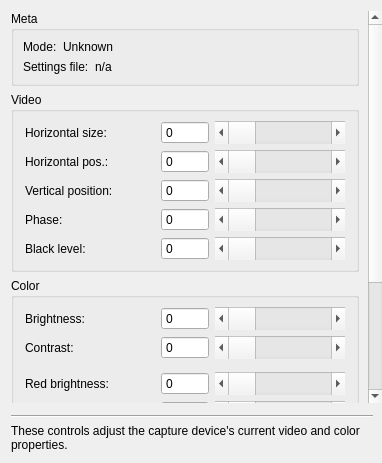
The window that src/display/qt/dialogs/ui/video_and_color_dialog.ui (mrehkopf/vcs) describes before a commit, drawn with Qt 5.
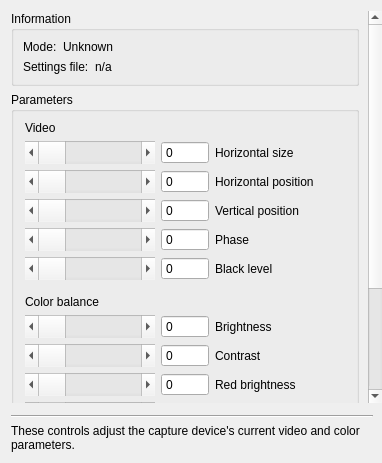
The same window after the commit.

Commit message:
ui/video-and-color-dialog: Tweak layout
Move labels to the right of scrollbars; and combine the contents of
the video and color group boxes into one group box.

Diff of the .ui file:
```diff
--- a/src/display/qt/dialogs/ui/video_and_color_dialog.ui
+++ b/src/display/qt/dialogs/ui/video_and_color_dialog.ui
@@ -30,8 +30,8 @@
        <rect>
         <x>0</x>
         <y>0</y>
-        <width>357</width>
-        <height>600</height>
+        <width>359</width>
+        <height>612</height>
        </rect>
       </property>
       <layout class="QVBoxLayout" name="verticalLayout">
@@ -53,7 +53,7 @@
        <item>
         <widget class="QGroupBox" name="groupBox_meta">
          <property name="title">
-          <string>Meta</string>
+          <string>Information</string>
          </property>
          <layout class="QVBoxLayout" name="verticalLayout_4">
           <item>
@@ -110,17 +110,30 @@
        <item>
         <widget class="QGroupBox" name="groupBox_videoAdjust">
          <property name="title">
-          <string>Video</string>
+          <string>Parameters</string>
          </property>
-         <layout class="QGridLayout" name="gridLayout" columnstretch="3,1,2" columnminimumwidth="0,0,0">
+         <layout class="QGridLayout" name="gridLayout" columnstretch="3,0,0,0,0">
           <property name="leftMargin">
            <number>11</number>
           </property>
           <property name="rightMargin">
            <number>11</number>
           </property>
-          <item row="3" column="1">
-           <widget class="QSpinBox" name="spinBox_videoVerPos">
+          <item row="15" column="0">
+           <widget class="QScrollBar" name="horizontalScrollBar_colorContrGreen">
+            <property name="sizePolicy">
+             <sizepolicy hsizetype="Expanding" vsizetype="Preferred">
+              <horstretch>0</horstretch>
+              <verstretch>0</verstretch>
+             </sizepolicy>
+            </property>
+            <property name="orientation">
+             <enum>Qt::Horizontal</enum>
+            </property>
+           </widget>
+          </item>
+          <item row="14" column="2">
+           <widget class="QLabel" name="label_9">
             <property name="sizePolicy">
              <sizepolicy hsizetype="Maximum" vsizetype="Preferred">
               <horstretch>0</horstretch>
@@ -129,16 +142,19 @@
             </property>
             <property name="minimumSize">
              <size>
-              <width>48</width>
+              <width>130</width>
               <height>0</height>
              </size>
             </property>
-            <property name="buttonSymbols">
-             <enum>QAbstractSpinBox::NoButtons</enum>
+            <property name="text">
+             <string>Green brightness</string>
+            </property>
+            <property name="indent">
+             <number>-1</number>
             </property>
            </widget>
           </item>
-          <item row="1" column="2">
+          <item row="2" column="0">
            <widget class="QScrollBar" name="horizontalScrollBar_videoHorPos">
             <property name="sizePolicy">
              <sizepolicy hsizetype="Expanding" vsizetype="Preferred">
@@ -151,9 +167,31 @@
             </property>
            </widget>
           </item>
-          <item row="4" column="2">
-           <widget class="QScrollBar" name="horizontalScrollBar_videoPhase">
+          <item row="17" column="2">
+           <widget class="QLabel" name="label_13">
             <property name="sizePolicy">
+             <sizepolicy hsizetype="Maximum" vsizetype="Preferred">
+              <horstretch>0</horstretch>
+              <verstretch>0</verstretch>
+             </sizepolicy>
+            </property>
+            <property name="minimumSize">
+             <size>
+              <width>130</width>
+              <height>0</height>
+             </size>
+            </property>
+            <property name="text">
+             <string>Blue contrast</string>
+            </property>
+            <property name="indent">
+             <number>-1</number>
+            </property>
+           </widget>
+          </item>
+          <item row="16" column="0">
+           <widget class="QScrollBar" name="horizontalScrollBar_colorBrightBlue">
+            <property name="sizePolicy">
              <sizepolicy hsizetype="Expanding" vsizetype="Preferred">
               <horstretch>0</horstretch>
               <verstretch>0</verstretch>
@@ -164,8 +202,126 @@
             </property>
            </widget>
           </item>
+          <item row="14" column="0">
+           <widget class="QScrollBar" name="horizontalScrollBar_colorBrightGreen">
+            <property name="sizePolicy">
+             <sizepolicy hsizetype="Expanding" vsizetype="Preferred">
+              <horstretch>0</horstretch>
+              <verstretch>0</verstretch>
+             </sizepolicy>
+            </property>
+            <property name="orientation">
+             <enum>Qt::Horizontal</enum>
+            </property>
+           </widget>
+          </item>
+          <item row="1" column="1">
+           <widget class="QSpinBox" name="spinBox_videoHorSize">
+            <property name="sizePolicy">
+             <sizepolicy hsizetype="Maximum" vsizetype="Preferred">
+              <horstretch>0</horstretch>
+              <verstretch>0</verstretch>
+             </sizepolicy>
+            </property>
+            <property name="minimumSize">
+             <size>
+              <width>48</width>
+              <height>0</height>
+             </size>
+            </property>
+            <property name="buttonSymbols">
+             <enum>QAbstractSpinBox::NoButtons</enum>
+            </property>
+           </widget>
+          </item>
+          <item row="9" column="2">
+           <widget class="QLabel" name="label_6">
+            <property name="sizePolicy">
+             <sizepolicy hsizetype="Maximum" vsizetype="Preferred">
+              <horstretch>0</horstretch>
+              <verstretch>0</verstretch>
+             </sizepolicy>
+            </property>
+            <property name="minimumSize">
+             <size>
+              <width>130</width>
+              <height>0</height>
+             </size>
+            </property>
+            <property name="text">
+             <string>Brightness</string>
+            </property>
+            <property name="indent">
+             <number>-1</number>
+            </property>
+           </widget>
+          </item>
+          <item row="0" column="0" colspan="3">
+           <widget class="QLabel" name="label_16">
+            <property name="text">
+             <string>Video</string>
+            </property>
+            <property name="alignment">
+             <set>Qt::AlignLeading|Qt::AlignLeft|Qt::AlignVCenter</set>
+            </property>
+           </widget>
+          </item>
+          <item row="13" column="1">
+           <widget class="QSpinBox" name="spinBox_colorContrRed">
+            <property name="sizePolicy">
+             <sizepolicy hsizetype="Maximum" vsizetype="Preferred">
+              <horstretch>0</horstretch>
+              <verstretch>0</verstretch>
+             </sizepolicy>
+            </property>
+            <property name="minimumSize">
+             <size>
+              <width>48</width>
+              <height>0</height>
+             </size>
+            </property>
+            <property name="buttonSymbols">
+             <enum>QAbstractSpinBox::NoButtons</enum>
+            </property>
+           </widget>
+          </item>
+          <item row="7" column="2">
+           <spacer name="verticalSpacer_3">
+            <property name="orientation">
+             <enum>Qt::Vertical</enum>
+            </property>
+            <property name="sizeType">
+             <enum>QSizePolicy::Fixed</enum>
+            </property>
+            <property name="sizeHint" stdset="0">
+             <size>
+              <width>20</width>
+              <height>9</height>
+             </size>
+            </property>
+           </spacer>
+          </item>
+          <item row="16" column="1">
+           <widget class="QSpinBox" name="spinBox_colorBrightBlue">
+            <property name="sizePolicy">
+             <sizepolicy hsizetype="Maximum" vsizetype="Preferred">
+              <horstretch>0</horstretch>
+              <verstretch>0</verstretch>
+             </sizepolicy>
+            </property>
+            <property name="minimumSize">
+             <size>
+              <width>48</width>
+              <height>0</height>
+             </size>
+            </property>
+            <property name="buttonSymbols">
+             <enum>QAbstractSpinBox::NoButtons</enum>
+            </property>
+           </widget>
+          </item>
           <item row="4" column="1">
-           <widget class="QSpinBox" name="spinBox_videoPhase">
+           <widget class="QSpinBox" name="spinBox_videoVerPos">
             <property name="sizePolicy">
              <sizepolicy hsizetype="Maximum" vsizetype="Preferred">
               <horstretch>0</horstretch>
@@ -183,20 +339,33 @@
             </property>
            </widget>
           </item>
+          <item row="9" column="0">
+           <widget class="QScrollBar" name="horizontalScrollBar_colorBright">
+            <property name="sizePolicy">
+             <sizepolicy hsizetype="Expanding" vsizetype="Preferred">
+              <horstretch>0</horstretch>
+              <verstretch>0</verstretch>
+             </sizepolicy>
+            </property>
+            <property name="orientation">
+             <enum>Qt::Horizontal</enum>
+            </property>
+           </widget>
+          </item>
+          <item row="17" column="0">
+           <widget class="QScrollBar" name="horizontalScrollBar_colorContrBlue">
+            <property name="sizePolicy">
+             <sizepolicy hsizetype="Expanding" vsizetype="Preferred">
+              <horstretch>0</horstretch>
+              <verstretch>0</verstretch>
+             </sizepolicy>
+            </property>
+            <property name="orientation">
+             <enum>Qt::Horizontal</enum>
+            </property>
+           </widget>
+          </item>
           <item row="5" column="2">
-           <widget class="QScrollBar" name="horizontalScrollBar_videoBlackLevel">
-            <property name="sizePolicy">
-             <sizepolicy hsizetype="Expanding" vsizetype="Preferred">
-              <horstretch>0</horstretch>
-              <verstretch>0</verstretch>
-             </sizepolicy>
-            </property>
-            <property name="orientation">
-             <enum>Qt::Horizontal</enum>
-            </property>
-           </widget>
-          </item>
-          <item row="4" column="0">
            <widget class="QLabel" name="label_4">
             <property name="sizePolicy">
              <sizepolicy hsizetype="Maximum" vsizetype="Preferred">
@@ -211,122 +380,11 @@
              </size>
             </property>
             <property name="text">
-             <string>Phase:</string>
+             <string>Phase</string>
             </property>
            </widget>
           </item>
-          <item row="0" column="2">
-           <widget class="QScrollBar" name="horizontalScrollBar_videoHorSize">
-            <property name="sizePolicy">
-             <sizepolicy hsizetype="Expanding" vsizetype="Preferred">
-              <horstretch>0</horstretch>
-              <verstretch>0</verstretch>
-             </sizepolicy>
-            </property>
-            <property name="orientation">
-             <enum>Qt::Horizontal</enum>
-            </property>
-            <property name="invertedControls">
-             <bool>false</bool>
-            </property>
-           </widget>
-          </item>
-          <item row="1" column="0">
-           <widget class="QLabel" name="label">
-            <property name="sizePolicy">
-             <sizepolicy hsizetype="Maximum" vsizetype="Preferred">
-              <horstretch>0</horstretch>
-              <verstretch>0</verstretch>
-             </sizepolicy>
-            </property>
-            <property name="minimumSize">
-             <size>
-              <width>130</width>
-              <height>0</height>
-             </size>
-            </property>
-            <property name="text">
-             <string>Horizontal pos.:</string>
-            </property>
-           </widget>
-          </item>
-          <item row="0" column="0">
-           <widget class="QLabel" name="label_2">
-            <property name="sizePolicy">
-             <sizepolicy hsizetype="Maximum" vsizetype="Preferred">
-              <horstretch>0</horstretch>
-              <verstretch>0</verstretch>
-             </sizepolicy>
-            </property>
-            <property name="minimumSize">
-             <size>
-              <width>130</width>
-              <height>0</height>
-             </size>
-            </property>
-            <property name="text">
-             <string>Horizontal size:</string>
-            </property>
-           </widget>
-          </item>
-          <item row="3" column="0">
-           <widget class="QLabel" name="label_3">
-            <property name="sizePolicy">
-             <sizepolicy hsizetype="Maximum" vsizetype="Preferred">
-              <horstretch>0</horstretch>
-              <verstretch>0</verstretch>
-             </sizepolicy>
-            </property>
-            <property name="minimumSize">
-             <size>
-              <width>130</width>
-              <height>0</height>
-             </size>
-            </property>
-            <property name="text">
-             <string>Vertical position:</string>
-            </property>
-           </widget>
-          </item>
-          <item row="1" column="1">
-           <widget class="QSpinBox" name="spinBox_videoHorPos">
-            <property name="sizePolicy">
-             <sizepolicy hsizetype="Maximum" vsizetype="Preferred">
-              <horstretch>0</horstretch>
-              <verstretch>0</verstretch>
-             </sizepolicy>
-            </property>
-            <property name="minimumSize">
-             <size>
-              <width>48</width>
-              <height>0</height>
-             </size>
-            </property>
-            <property name="buttonSymbols">
-             <enum>QAbstractSpinBox::NoButtons</enum>
-            </property>
-           </widget>
-          </item>
-          <item row="5" column="0">
-           <widget class="QLabel" name="label_5">
-            <property name="sizePolicy">
-             <sizepolicy hsizetype="Maximum" vsizetype="Preferred">
-              <horstretch>0</horstretch>
-              <verstretch>0</verstretch>
-             </sizepolicy>
-            </property>
-            <property name="minimumSize">
-             <size>
-              <width>130</width>
-              <height>0</height>
-             </size>
-            </property>
-            <property name="text">
-             <string>Black level:</string>
-            </property>
-           </widget>
-          </item>
-          <item row="3" column="2">
+          <item row="4" column="0">
            <widget class="QScrollBar" name="horizontalScrollBar_videoVerPos">
             <property name="sizePolicy">
              <sizepolicy hsizetype="Expanding" vsizetype="Preferred">
@@ -339,9 +397,22 @@
             </property>
            </widget>
           </item>
-          <item row="0" column="1">
-           <widget class="QSpinBox" name="spinBox_videoHorSize">
+          <item row="10" column="0">
+           <widget class="QScrollBar" name="horizontalScrollBar_colorContr">
             <property name="sizePolicy">
+             <sizepolicy hsizetype="Expanding" vsizetype="Preferred">
+              <horstretch>0</horstretch>
+              <verstretch>0</verstretch>
+             </sizepolicy>
+            </property>
+            <property name="orientation">
+             <enum>Qt::Horizontal</enum>
+            </property>
+           </widget>
+          </item>
+          <item row="15" column="1">
+           <widget class="QSpinBox" name="spinBox_colorContrGreen">
+            <property name="sizePolicy">
              <sizepolicy hsizetype="Maximum" vsizetype="Preferred">
               <horstretch>0</horstretch>
               <verstretch>0</verstretch>
@@ -358,7 +429,103 @@
             </property>
            </widget>
           </item>
+          <item row="12" column="0">
+           <widget class="QScrollBar" name="horizontalScrollBar_colorBrightRed">
+            <property name="sizePolicy">
+             <sizepolicy hsizetype="Expanding" vsizetype="Preferred">
+              <horstretch>0</horstretch>
+              <verstretch>0</verstretch>
+             </sizepolicy>
+            </property>
+            <property name="orientation">
+             <enum>Qt::Horizontal</enum>
+            </property>
+           </widget>
+          </item>
+          <item row="9" column="1">
+           <widget class="QSpinBox" name="spinBox_colorBright">
+            <property name="sizePolicy">
+             <sizepolicy hsizetype="Maximum" vsizetype="Preferred">
+              <horstretch>0</horstretch>
+              <verstretch>0</verstretch>
+             </sizepolicy>
+            </property>
+            <property name="minimumSize">
+             <size>
+              <width>48</width>
+              <height>0</height>
+             </size>
+            </property>
+            <property name="buttonSymbols">
+             <enum>QAbstractSpinBox::NoButtons</enum>
+            </property>
+           </widget>
+          </item>
+          <item row="5" column="0">
+           <widget class="QScrollBar" name="horizontalScrollBar_videoPhase">
+            <property name="sizePolicy">
+             <sizepolicy hsizetype="Expanding" vsizetype="Preferred">
+              <horstretch>0</horstretch>
+              <verstretch>0</verstretch>
+             </sizepolicy>
+            </property>
+            <property name="orientation">
+             <enum>Qt::Horizontal</enum>
+            </property>
+           </widget>
+          </item>
           <item row="5" column="1">
+           <widget class="QSpinBox" name="spinBox_videoPhase">
+            <property name="sizePolicy">
+             <sizepolicy hsizetype="Maximum" vsizetype="Preferred">
+              <horstretch>0</horstretch>
+              <verstretch>0</verstretch>
+             </sizepolicy>
+            </property>
+            <property name="minimumSize">
+             <size>
+              <width>48</width>
+              <height>0</height>
+             </size>
+            </property>
+            <property name="buttonSymbols">
+             <enum>QAbstractSpinBox::NoButtons</enum>
+            </property>
+           </widget>
+          </item>
+          <item row="6" column="2">
+           <widget class="QLabel" name="label_5">
+            <property name="sizePolicy">
+             <sizepolicy hsizetype="Maximum" vsizetype="Preferred">
+              <horstretch>0</horstretch>
+              <verstretch>0</verstretch>
+             </sizepolicy>
+            </property>
+            <property name="minimumSize">
+             <size>
+              <width>130</width>
+              <height>0</height>
+             </size>
+            </property>
+            <property name="text">
+             <string>Black level</string>
+            </property>
+           </widget>
+          </item>
+          <item row="6" column="0">
+           <widget class="QScrollBar" name="horizontalScrollBar_videoBlackLevel">
+            <property name="sizePolicy">
+             <sizepolicy hsizetype="Expanding" vsizetype="Preferred">
+              <horstretch>0</horstretch>
+              <verstretch>0</verstretch>
+             </sizepolicy>
+            </property>
+            <property name="orientation">
+             <enum>Qt::Horizontal</enum>
+            </property>
+           </widget>
+          </item>
+          <item row="6" column="1">
            <widget class="QSpinBox" name="spinBox_videoBlackLevel">
             <property name="sizePolicy">
              <sizepolicy hsizetype="Maximum" vsizetype="Preferred">
@@ -377,54 +544,45 @@
             </property>
            </widget>
           </item>
-         </layout>
-        </widget>
-       </item>
-       <item>
-        <widget class="QGroupBox" name="groupBox_colorAdjust">
-         <property name="title">
-          <string>Color</string>
-         </property>
-         <layout class="QGridLayout" name="gridLayout_2" columnstretch="3,1,2">
-          <property name="leftMargin">
-           <number>11</number>
-          </property>
-          <property name="rightMargin">
-           <number>11</number>
-          </property>
-          <item row="8" column="0">
-           <spacer name="verticalSpacer_5">
-            <property name="orientation">
-             <enum>Qt::Vertical</enum>
+          <item row="2" column="2">
+           <widget class="QLabel" name="label">
+            <property name="sizePolicy">
+             <sizepolicy hsizetype="Maximum" vsizetype="Preferred">
+              <horstretch>0</horstretch>
+              <verstretch>0</verstretch>
+             </sizepolicy>
             </property>
-            <property name="sizeType">
-             <enum>QSizePolicy::Fixed</enum>
-            </property>
-            <property name="sizeHint" stdset="0">
+            <property name="minimumSize">
              <size>
-              <width>20</width>
-              <height>7</height>
+              <width>130</width>
+              <height>0</height>
              </size>
             </property>
-           </spacer>
+            <property name="text">
+             <string>Horizontal position</string>
+            </property>
+           </widget>
           </item>
-          <item row="2" column="0">
-           <spacer name="verticalSpacer_3">
-            <property name="orientation">
-             <enum>Qt::Vertical</enum>
+          <item row="2" column="1">
+           <widget class="QSpinBox" name="spinBox_videoHorPos">
+            <property name="sizePolicy">
+             <sizepolicy hsizetype="Maximum" vsizetype="Preferred">
+              <horstretch>0</horstretch>
+              <verstretch>0</verstretch>
+             </sizepolicy>
             </property>
-            <property name="sizeType">
-             <enum>QSizePolicy::Fixed</enum>
-            </property>
-            <property name="sizeHint" stdset="0">
+            <property name="minimumSize">
              <size>
-              <width>20</width>
-              <height>7</height>
+              <width>48</width>
+              <height>0</height>
              </size>
             </property>
-           </spacer>
+            <property name="buttonSymbols">
+             <enum>QAbstractSpinBox::NoButtons</enum>
+            </property>
+           </widget>
           </item>
-          <item row="9" column="0">
+          <item row="16" column="2">
            <widget class="QLabel" name="label_10">
             <property name="sizePolicy">
              <sizepolicy hsizetype="Maximum" vsizetype="Preferred">
@@ -439,33 +597,14 @@
              </size>
             </property>
             <property name="text">
-             <string>Blue brightness:</string>
+             <string>Blue brightness</string>
             </property>
             <property name="indent">
              <number>-1</number>
             </property>
            </widget>
           </item>
-          <item row="0" column="1">
-           <widget class="QSpinBox" name="spinBox_colorBright">
-            <property name="sizePolicy">
-             <sizepolicy hsizetype="Maximum" vsizetype="Preferred">
-              <horstretch>0</horstretch>
-              <verstretch>0</verstretch>
-             </sizepolicy>
-            </property>
-            <property name="minimumSize">
-             <size>
-              <width>48</width>
-              <height>0</height>
-             </size>
-            </property>
-            <property name="buttonSymbols">
-             <enum>QAbstractSpinBox::NoButtons</enum>
-            </property>
-           </widget>
-          </item>
-          <item row="1" column="1">
+          <item row="10" column="1">
            <widget class="QSpinBox" name="spinBox_colorContr">
             <property name="sizePolicy">
              <sizepolicy hsizetype="Maximum" vsizetype="Preferred">
@@ -484,8 +623,8 @@
             </property>
            </widget>
           </item>
-          <item row="9" column="1">
-           <widget class="QSpinBox" name="spinBox_colorBrightBlue">
+          <item row="1" column="2">
+           <widget class="QLabel" name="label_2">
             <property name="sizePolicy">
              <sizepolicy hsizetype="Maximum" vsizetype="Preferred">
               <horstretch>0</horstretch>
@@ -494,201 +633,38 @@
             </property>
             <property name="minimumSize">
              <size>
-              <width>48</width>
-              <height>0</height>
-             </size>
-            </property>
-            <property name="buttonSymbols">
-             <enum>QAbstractSpinBox::NoButtons</enum>
-            </property>
-           </widget>
-          </item>
-          <item row="7" column="1">
-           <widget class="QSpinBox" name="spinBox_colorContrGreen">
-            <property name="sizePolicy">
-             <sizepolicy hsizetype="Maximum" vsizetype="Preferred">
-              <horstretch>0</horstretch>
-              <verstretch>0</verstretch>
-             </sizepolicy>
-            </property>
-            <property name="minimumSize">
-             <size>
-              <width>48</width>
-              <height>0</height>
-             </size>
-            </property>
-            <property name="buttonSymbols">
-             <enum>QAbstractSpinBox::NoButtons</enum>
-            </property>
-           </widget>
-          </item>
-          <item row="4" column="0">
-           <widget class="QLabel" name="label_11">
-            <property name="sizePolicy">
-             <sizepolicy hsizetype="Maximum" vsizetype="Preferred">
-              <horstretch>0</horstretch>
-              <verstretch>0</verstretch>
-             </sizepolicy>
-            </property>
-            <property name="minimumSize">
-             <size>
               <width>130</width>
               <height>0</height>
              </size>
             </property>
             <property name="text">
-             <string>Red contrast:</string>
-            </property>
-            <property name="indent">
-             <number>-1</number>
-            </property>
-           </widget>
-          </item>
-          <item row="7" column="2">
-           <widget class="QScrollBar" name="horizontalScrollBar_colorContrGreen">
-            <property name="sizePolicy">
-             <sizepolicy hsizetype="Expanding" vsizetype="Preferred">
-              <horstretch>0</horstretch>
-              <verstretch>0</verstretch>
-             </sizepolicy>
-            </property>
-            <property name="orientation">
-             <enum>Qt::Horizontal</enum>
-            </property>
-           </widget>
-          </item>
-          <item row="5" column="0">
-           <spacer name="verticalSpacer_4">
-            <property name="orientation">
-             <enum>Qt::Vertical</enum>
-            </property>
-            <property name="sizeType">
-             <enum>QSizePolicy::Fixed</enum>
-            </property>
-            <property name="sizeHint" stdset="0">
-             <size>
-              <width>20</width>
-              <height>7</height>
-             </size>
-            </property>
-           </spacer>
-          </item>
-          <item row="10" column="0">
-           <widget class="QLabel" name="label_13">
-            <property name="sizePolicy">
-             <sizepolicy hsizetype="Maximum" vsizetype="Preferred">
-              <horstretch>0</horstretch>
-              <verstretch>0</verstretch>
-             </sizepolicy>
-            </property>
-            <property name="minimumSize">
-             <size>
-              <width>130</width>
-              <height>0</height>
-             </size>
-            </property>
-            <property name="text">
-             <string>Blue contrast:</string>
-            </property>
-            <property name="indent">
-             <number>-1</number>
-            </property>
-           </widget>
-          </item>
-          <item row="4" column="2">
-           <widget class="QScrollBar" name="horizontalScrollBar_colorContrRed">
-            <property name="sizePolicy">
-             <sizepolicy hsizetype="Expanding" vsizetype="Preferred">
-              <horstretch>0</horstretch>
-              <verstretch>0</verstretch>
-             </sizepolicy>
-            </property>
-            <property name="orientation">
-             <enum>Qt::Horizontal</enum>
-            </property>
-           </widget>
-          </item>
-          <item row="9" column="2">
-           <widget class="QScrollBar" name="horizontalScrollBar_colorBrightBlue">
-            <property name="sizePolicy">
-             <sizepolicy hsizetype="Expanding" vsizetype="Preferred">
-              <horstretch>0</horstretch>
-              <verstretch>0</verstretch>
-             </sizepolicy>
-            </property>
-            <property name="orientation">
-             <enum>Qt::Horizontal</enum>
-            </property>
-           </widget>
-          </item>
-          <item row="6" column="2">
-           <widget class="QScrollBar" name="horizontalScrollBar_colorBrightGreen">
-            <property name="sizePolicy">
-             <sizepolicy hsizetype="Expanding" vsizetype="Preferred">
-              <horstretch>0</horstretch>
-              <verstretch>0</verstretch>
-             </sizepolicy>
-            </property>
-            <property name="orientation">
-             <enum>Qt::Horizontal</enum>
-            </property>
-           </widget>
-          </item>
-          <item row="0" column="0">
-           <widget class="QLabel" name="label_6">
-            <property name="sizePolicy">
-             <sizepolicy hsizetype="Maximum" vsizetype="Preferred">
-              <horstretch>0</horstretch>
-              <verstretch>0</verstretch>
-             </sizepolicy>
-            </property>
-            <property name="minimumSize">
-             <size>
-              <width>130</width>
-              <height>0</height>
-             </size>
-            </property>
-            <property name="text">
-             <string>Brightness:</string>
-            </property>
-            <property name="indent">
-             <number>-1</number>
-            </property>
-           </widget>
-          </item>
-          <item row="6" column="1">
-           <widget class="QSpinBox" name="spinBox_colorBrightGreen">
-            <property name="sizePolicy">
-             <sizepolicy hsizetype="Maximum" vsizetype="Preferred">
-              <horstretch>0</horstretch>
-              <verstretch>0</verstretch>
-             </sizepolicy>
-            </property>
-            <property name="minimumSize">
-             <size>
-              <width>48</width>
-              <height>0</height>
-             </size>
-            </property>
-            <property name="buttonSymbols">
-             <enum>QAbstractSpinBox::NoButtons</enum>
+             <string>Horizontal size</string>
             </property>
            </widget>
           </item>
           <item row="10" column="2">
-           <widget class="QScrollBar" name="horizontalScrollBar_colorContrBlue">
+           <widget class="QLabel" name="label_7">
             <property name="sizePolicy">
-             <sizepolicy hsizetype="Expanding" vsizetype="Preferred">
+             <sizepolicy hsizetype="Maximum" vsizetype="Preferred">
               <horstretch>0</horstretch>
               <verstretch>0</verstretch>
              </sizepolicy>
             </property>
-            <property name="orientation">
-             <enum>Qt::Horizontal</enum>
+            <property name="minimumSize">
+             <size>
+              <width>130</width>
+              <height>0</height>
+             </size>
+            </property>
+            <property name="text">
+             <string>Contrast</string>
+            </property>
+            <property name="indent">
+             <number>-1</number>
             </property>
            </widget>
           </item>
-          <item row="3" column="0">
+          <item row="12" column="2">
            <widget class="QLabel" name="label_8">
             <property name="sizePolicy">
              <sizepolicy hsizetype="Maximum" vsizetype="Preferred">
@@ -703,14 +679,14 @@
              </size>
             </property>
             <property name="text">
-             <string>Red brightness:</string>
+             <string>Red brightness</string>
             </property>
             <property name="indent">
              <number>-1</number>
             </property>
            </widget>
           </item>
-          <item row="3" column="1">
+          <item row="12" column="1">
            <widget class="QSpinBox" name="spinBox_colorBrightRed">
             <property name="sizePolicy">
              <sizepolicy hsizetype="Maximum" vsizetype="Preferred">
@@ -729,7 +705,80 @@
             </property>
            </widget>
           </item>
-          <item row="7" column="0">
+          <item row="14" column="1">
+           <widget class="QSpinBox" name="spinBox_colorBrightGreen">
+            <property name="sizePolicy">
+             <sizepolicy hsizetype="Maximum" vsizetype="Preferred">
+              <horstretch>0</horstretch>
+              <verstretch>0</verstretch>
+             </sizepolicy>
+            </property>
+            <property name="minimumSize">
+             <size>
+              <width>48</width>
+              <height>0</height>
+             </size>
+            </property>
+            <property name="buttonSymbols">
+             <enum>QAbstractSpinBox::NoButtons</enum>
+            </property>
+           </widget>
+          </item>
+          <item row="13" column="2">
+           <widget class="QLabel" name="label_11">
+            <property name="sizePolicy">
+             <sizepolicy hsizetype="Maximum" vsizetype="Preferred">
+              <horstretch>0</horstretch>
+              <verstretch>0</verstretch>
+             </sizepolicy>
+            </property>
+            <property name="minimumSize">
+             <size>
+              <width>130</width>
+              <height>0</height>
+             </size>
+            </property>
+            <property name="text">
+             <string>Red contrast</string>
+            </property>
+            <property name="indent">
+             <number>-1</number>
+            </property>
+           </widget>
+          </item>
+          <item row="13" column="0">
+           <widget class="QScrollBar" name="horizontalScrollBar_colorContrRed">
+            <property name="sizePolicy">
+             <sizepolicy hsizetype="Expanding" vsizetype="Preferred">
+              <horstretch>0</horstretch>
+              <verstretch>0</verstretch>
+             </sizepolicy>
+            </property>
+            <property name="orientation">
+             <enum>Qt::Horizontal</enum>
+            </property>
+           </widget>
+          </item>
+          <item row="4" column="2">
+           <widget class="QLabel" name="label_3">
+            <property name="sizePolicy">
+             <sizepolicy hsizetype="Maximum" vsizetype="Preferred">
+              <horstretch>0</horstretch>
+              <verstretch>0</verstretch>
+             </sizepolicy>
+            </property>
+            <property name="minimumSize">
+             <size>
+              <width>130</width>
+              <height>0</height>
+             </size>
+            </property>
+            <property name="text">
+             <string>Vertical position</string>
+            </property>
+           </widget>
+          </item>
+          <item row="15" column="2">
            <widget class="QLabel" name="label_12">
             <property name="sizePolicy">
              <sizepolicy hsizetype="Maximum" vsizetype="Preferred">
@@ -744,84 +793,30 @@
              </size>
             </property>
             <property name="text">
-             <string>Green contrast:</string>
+             <string>Green contrast</string>
             </property>
             <property name="indent">
              <number>-1</number>
             </property>
            </widget>
           </item>
-          <item row="1" column="2">
-           <widget class="QScrollBar" name="horizontalScrollBar_colorContr">
-            <property name="sizePolicy">
-             <sizepolicy hsizetype="Expanding" vsizetype="Preferred">
-              <horstretch>0</horstretch>
-              <verstretch>0</verstretch>
-             </sizepolicy>
-            </property>
-            <property name="orientation">
-             <enum>Qt::Horizontal</enum>
-            </property>
-           </widget>
-          </item>
-          <item row="6" column="0">
-           <widget class="QLabel" name="label_9">
-            <property name="sizePolicy">
-             <sizepolicy hsizetype="Maximum" vsizetype="Preferred">
-              <horstretch>0</horstretch>
-              <verstretch>0</verstretch>
-             </sizepolicy>
-            </property>
-            <property name="minimumSize">
-             <size>
-              <width>130</width>
-              <height>0</height>
-             </size>
-            </property>
-            <property name="text">
-             <string>Green brightness:</string>
-            </property>
-            <property name="indent">
-             <number>-1</number>
-            </property>
-           </widget>
-          </item>
-          <item row="0" column="2">
-           <widget class="QScrollBar" name="horizontalScrollBar_colorBright">
-            <property name="sizePolicy">
-             <sizepolicy hsizetype="Expanding" vsizetype="Preferred">
-              <horstretch>0</horstretch>
-              <verstretch>0</verstretch>
-             </sizepolicy>
-            </property>
-            <property name="orientation">
-             <enum>Qt::Horizontal</enum>
-            </property>
-           </widget>
-          </item>
           <item row="1" column="0">
-           <widget class="QLabel" name="label_7">
+           <widget class="QScrollBar" name="horizontalScrollBar_videoHorSize">
             <property name="sizePolicy">
-             <sizepolicy hsizetype="Maximum" vsizetype="Preferred">
+             <sizepolicy hsizetype="Expanding" vsizetype="Preferred">
               <horstretch>0</horstretch>
               <verstretch>0</verstretch>
              </sizepolicy>
             </property>
-            <property name="minimumSize">
-             <size>
-              <width>130</width>
-              <height>0</height>
-             </size>
+            <property name="orientation">
+             <enum>Qt::Horizontal</enum>
             </property>
-            <property name="text">
-             <string>Contrast:</string>
-            </property>
-            <property name="indent">
-             <number>-1</number>
+            <property name="invertedControls">
+             <bool>false</bool>
             </property>
            </widget>
           </item>
-          <item row="10" column="1">
+          <item row="17" column="1">
            <widget class="QSpinBox" name="spinBox_colorContrBlue">
             <property name="sizePolicy">
              <sizepolicy hsizetype="Maximum" vsizetype="Preferred">
@@ -840,35 +835,13 @@
             </property>
            </widget>
           </item>
-          <item row="3" column="2">
-           <widget class="QScrollBar" name="horizontalScrollBar_colorBrightRed">
-            <property name="sizePolicy">
-             <sizepolicy hsizetype="Expanding" vsizetype="Preferred">
-              <horstretch>0</horstretch>
-              <verstretch>0</verstretch>
-             </sizepolicy>
+          <item row="8" column="0" colspan="3">
+           <widget class="QLabel" name="label_17">
+            <property name="text">
+             <string>Color balance</string>
             </property>
-            <property name="orientation">
-             <enum>Qt::Horizontal</enum>
-            </property>
-           </widget>
-          </item>
-          <item row="4" column="1">
-           <widget class="QSpinBox" name="spinBox_colorContrRed">
-            <property name="sizePolicy">
-             <sizepolicy hsizetype="Maximum" vsizetype="Preferred">
-              <horstretch>0</horstretch>
-              <verstretch>0</verstretch>
-             </sizepolicy>
-            </property>
-            <property name="minimumSize">
-             <size>
-              <width>48</width>
-              <height>0</height>
-             </size>
-            </property>
-            <property name="buttonSymbols">
-             <enum>QAbstractSpinBox::NoButtons</enum>
+            <property name="alignment">
+             <set>Qt::AlignLeading|Qt::AlignLeft|Qt::AlignVCenter</set>
             </property>
            </widget>
           </item>
@@ -942,7 +915,7 @@
       <item>
        <widget class="QLabel" name="label_notice">
         <property name="text">
-         <string>These controls adjust the capture device's current video and color properties.</string>
+         <string>These controls adjust the capture device's current video and color parameters.</string>
         </property>
         <property name="wordWrap">
          <bool>true</bool>
```
The commit also changes 1 other file.
